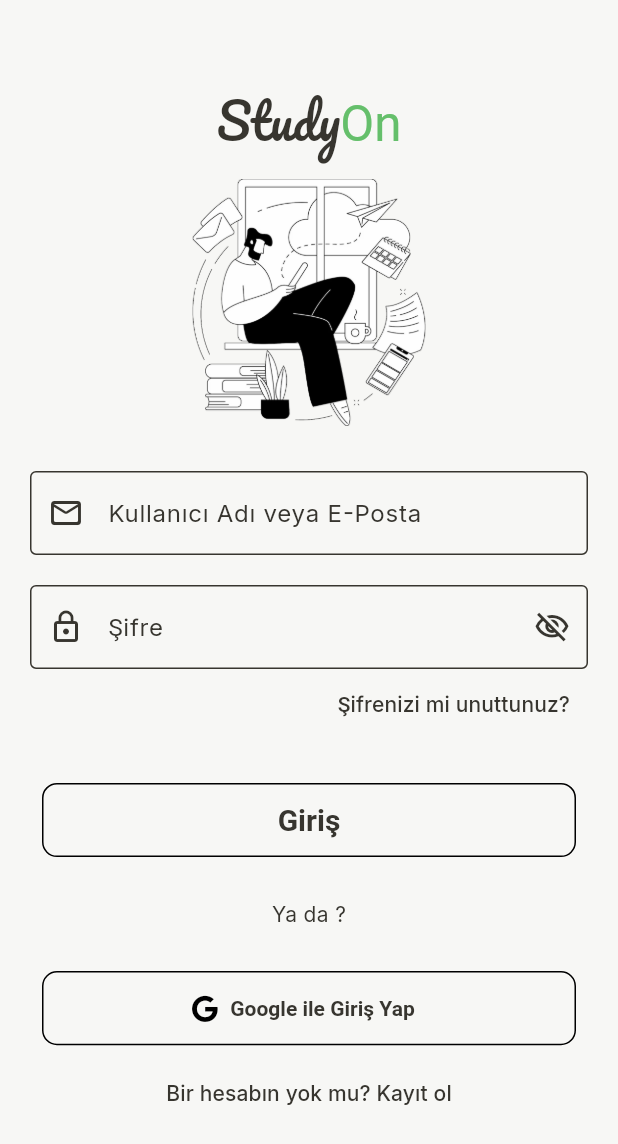
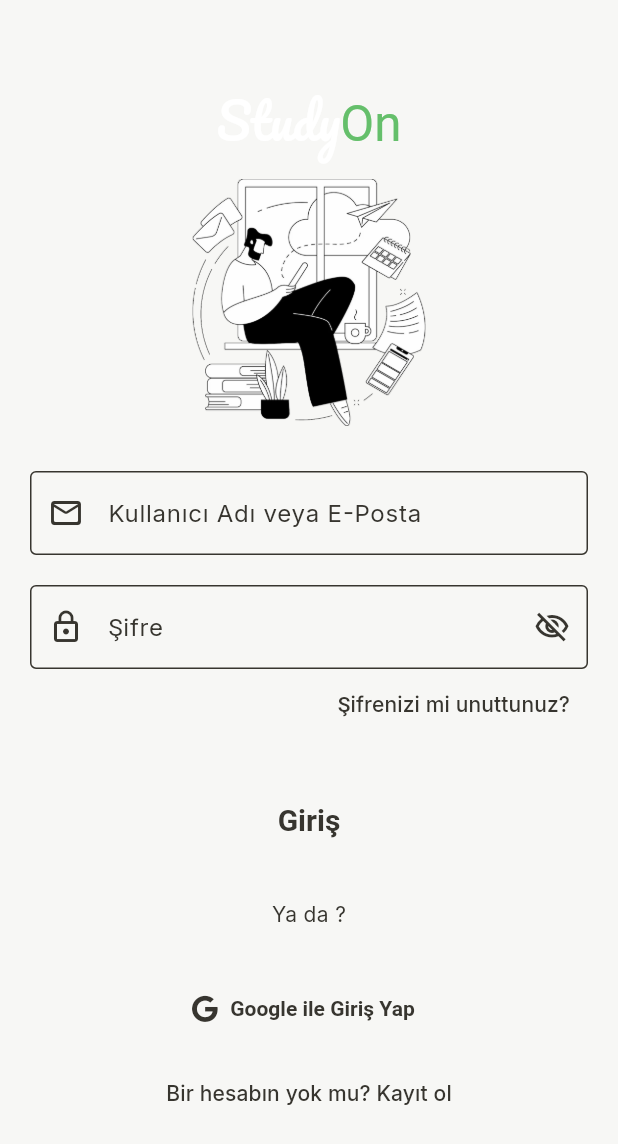
Before and after one commit to Renanuya/StudyON-MVP, a Flutter app: the LoginPage screen opened directly, on a phone screen of 412 x 824 dp. Shown: the top 1144 px of the screen. Run offline on Flutter 3.47's test engine with Material 2 defaults, Android fonts, the phone set to English and light mode, and no system bars; drawn by our look-alikes of flutter_form_builder; our stand-ins replace audioplayers, circular_countdown_timer, cloud_firestore, equatable, expansion_tile_card, firebase_auth and 7 more; accounts and stored records are empty.

Commit message:
tema ayarlanıyor v1

```diff
--- a/lib/pages/login/view/login_page.dart
+++ b/lib/pages/login/view/login_page.dart
@@ -54,7 +54,7 @@
                     text: 'Study',
                     style: GoogleFonts.pacifico(
                       fontSize: mHeight * 0.04,
-                      color: const Color(0xFF37352f),
+                      //  color: const Color(0xFF37352f),
                     ),
                     children: const [
                       TextSpan(
@@ -71,7 +71,7 @@
                 ),
                 Theme.of(context).brightness == Brightness.dark
                     ? Image.asset('assets/images/loginpage.png',
-                        height: mHeight * 0.4, width: mWidth * 0.9)
+                        height: mHeight * 0.2, width: mWidth * 0.7)
                     : Image.asset('assets/images/loginpage.png',
                         height: mHeight * 0.2, width: mWidth * 0.7),
                 const SizedBox(
@@ -168,10 +168,6 @@
                               } else {
                                 return ElevatedButton(
                                   style: ElevatedButton.styleFrom(
-                                    shape: RoundedRectangleBorder(
-                                      borderRadius: BorderRadius.circular(10),
-                                      side: const BorderSide(),
-                                    ),
                                     elevation: 0,
                                     minimumSize: Size(mWidth, mHeight * 0.06),
                                   ),
@@ -212,10 +208,11 @@
                               }
                             }),
                           ),
-                          const Padding(
-                            padding: EdgeInsets.all(20.0),
+                          Padding(
+                            padding: const EdgeInsets.all(20.0),
                             child: Text(
                               'Ya da ?',
+                              style: Theme.of(context).textTheme.bodyMedium,
                             ),
                           ),
                           Padding(
@@ -229,16 +226,12 @@
                                 );
                               },
                               style: ElevatedButton.styleFrom(
-                                shape: RoundedRectangleBorder(
-                                  borderRadius: BorderRadius.circular(10),
-                                  side: const BorderSide(),
-                                ),
                                 elevation: 0,
                                 minimumSize: Size(mWidth, mHeight * 0.06),
                               ),
                               icon: const Icon(
                                 FontAwesomeIcons.google,
-                                color: Colors.black,
+                                // color: Colors.black,
                               ),
                               label: const Text(
                                 'Google ile Giriş Yap',
--- a/lib/pages/splashPages/splash_page_1.dart
+++ b/lib/pages/splashPages/splash_page_1.dart
@@ -29,7 +29,7 @@
                       text: 'Study',
                       style: GoogleFonts.pacifico(
                         fontSize: mHeight * 0.04,
-                        color: const Color(0xFF37352f),
+                        //color: const Color(0xFF37352f),
                       ),
                       children: [
                         const TextSpan(
--- a/lib/pages/splashPages/splash_page_2.dart
+++ b/lib/pages/splashPages/splash_page_2.dart
@@ -29,7 +29,7 @@
                       text: 'Study',
                       style: GoogleFonts.pacifico(
                         fontSize: mHeight * 0.04,
-                        color: const Color(0xFF37352f),
+                        //  color: const Color(0xFF37352f),
                       ),
                       children: [
                         const TextSpan(
--- a/lib/pages/splashPages/splash_page_3.dart
+++ b/lib/pages/splashPages/splash_page_3.dart
@@ -29,7 +29,7 @@
                       text: 'Study',
                       style: GoogleFonts.pacifico(
                         fontSize: mHeight * 0.04,
-                        color: const Color(0xFF37352f),
+                        //    color: const Color(0xFF37352f),
                       ),
                       children: [
                         const TextSpan(
--- a/lib/theme/dark_theme.dart
+++ b/lib/theme/dark_theme.dart
@@ -16,8 +16,8 @@
     //Scaffold Background
     onBackground: Color(0xff191919),
     //Scaffold Color and Cards
-    surface: Color(0xffD3D3D3),
-    onSurface: Color(0xffD3D3D3),
+    surface: Color.fromARGB(255, 66, 66, 66),
+    onSurface: Color.fromARGB(255, 113, 112, 112),
     //
     tertiary: Color(0xff37352F),
     onTertiary: Color(0xff37352F),
@@ -28,12 +28,26 @@
       backgroundColor: const Color.fromARGB(255, 69, 69, 69),
       surfaceTintColor: Colors.transparent,
       foregroundColor: const Color(0xffD3D3D3),
+      shape: RoundedRectangleBorder(
+        borderRadius: BorderRadius.circular(10.0),
+        side: const BorderSide(
+          color: Color(0xff717070),
+        ),
+      ),
+    ),
+  ),
+  inputDecorationTheme: InputDecorationTheme(
+    enabledBorder: OutlineInputBorder(
+      borderRadius: BorderRadius.circular(8.0),
+      borderSide: const BorderSide(
+        color: Color(0xff717070),
+      ),
     ),
   ),
   outlinedButtonTheme: OutlinedButtonThemeData(
     style: OutlinedButton.styleFrom(
       textStyle: const TextStyle(fontWeight: FontWeight.bold),
-      backgroundColor: const Color.fromARGB(255, 69, 69, 69),
+      backgroundColor: const Color.fromARGB(255, 66, 66, 66),
       surfaceTintColor: Colors.transparent,
       foregroundColor: const Color(0xffD3D3D3),
       side: const BorderSide(
@@ -55,4 +69,8 @@
     backgroundColor: Colors.transparent,
     surfaceTintColor: Colors.transparent,
   ),
+  textTheme: const TextTheme(
+      bodyMedium: TextStyle(
+    color: Color(0xffD3D3D3),
+  )),
 );
```
